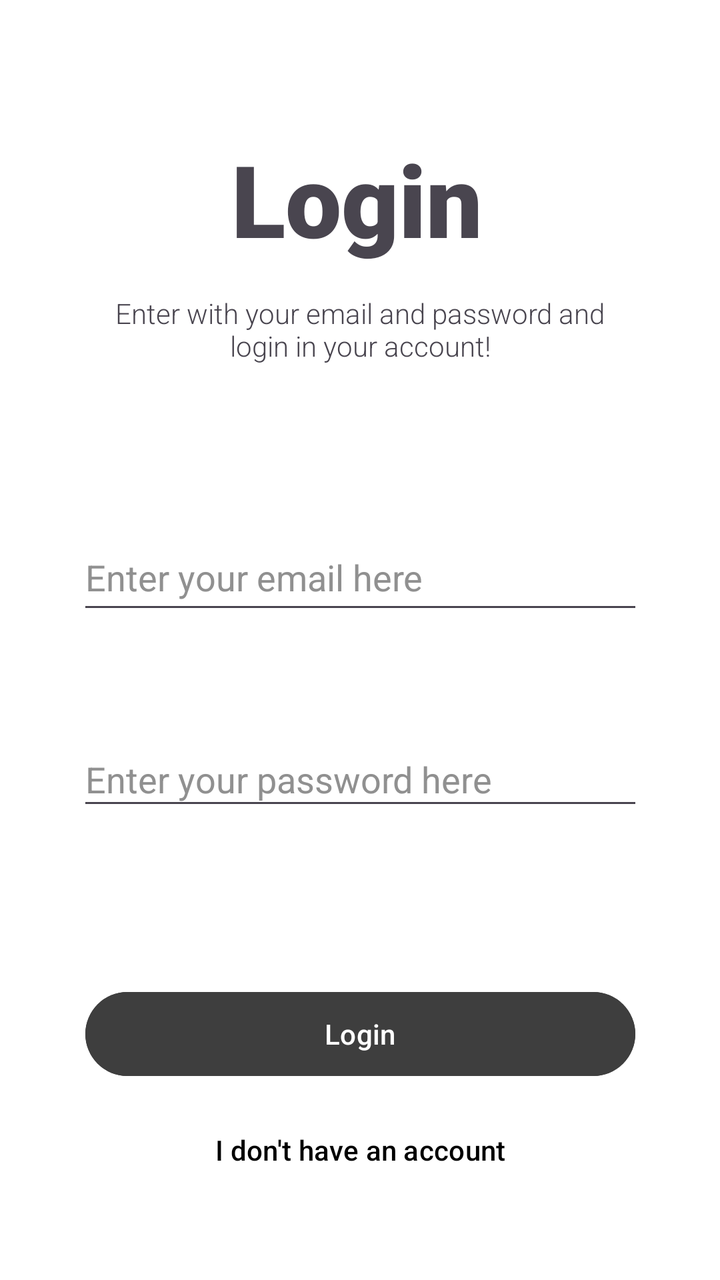
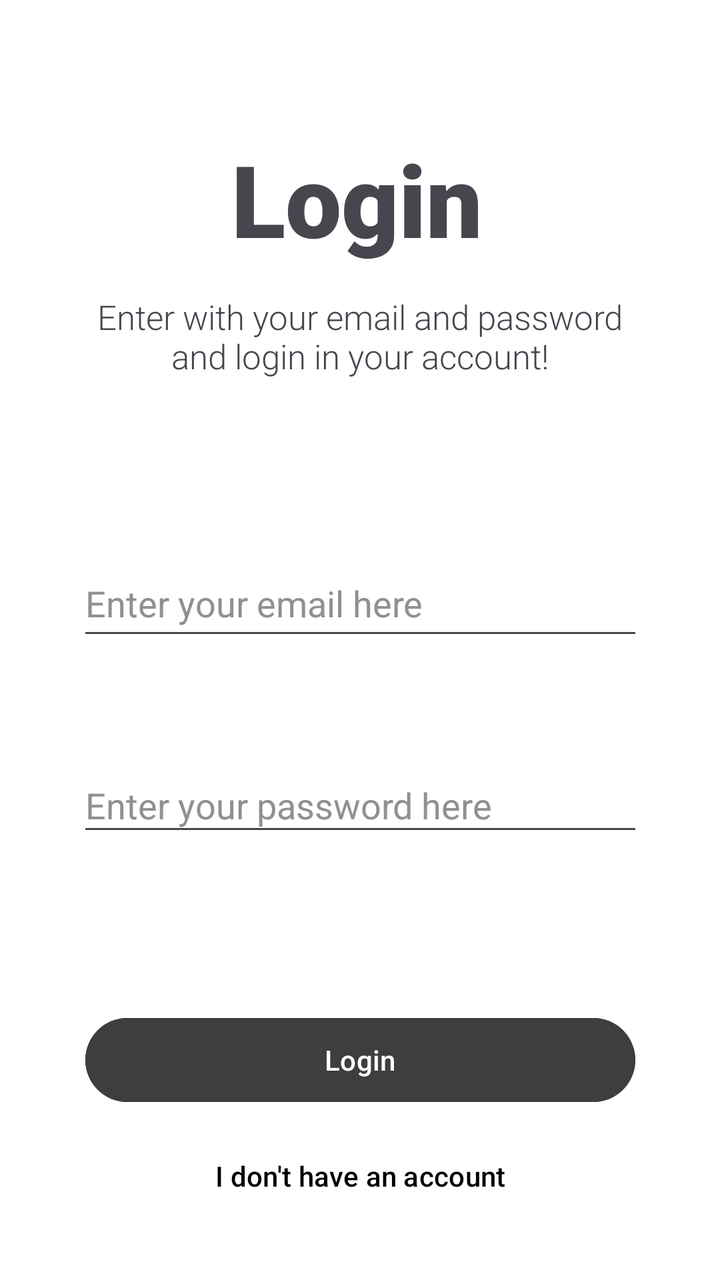

Compare the two renders of this Android layout. The source of the first and the diff that turns it into the second are given below.
<!-- AndroidManifest.xml: application theme Theme.Primeirateladelogin -->
<!-- res/layout/activity_main.xml -->
<?xml version="1.0" encoding="utf-8"?>
<androidx.constraintlayout.widget.ConstraintLayout xmlns:android="http://schemas.android.com/apk/res/android"
    xmlns:app="http://schemas.android.com/apk/res-auto"
    xmlns:tools="http://schemas.android.com/tools"
    android:id="@+id/main"
    android:layout_width="match_parent"
    android:layout_height="match_parent"
    android:background="#FFFFFF"
    tools:context=".MainActivity">

    <TextView
        android:id="@+id/textView"
        android:layout_width="129dp"
        android:layout_height="65dp"
        android:layout_marginStart="141dp"
        android:layout_marginTop="66dp"
        android:layout_marginEnd="141dp"
        android:fontFamily="sans-serif-black"
        android:text="Login"
        android:textSize="50sp"
        app:layout_constraintEnd_toEndOf="parent"
        app:layout_constraintStart_toStartOf="parent"
        app:layout_constraintTop_toTopOf="parent" />

    <TextView
        android:id="@+id/textView2"
        android:layout_width="275dp"
        android:layout_height="36dp"
        android:layout_marginStart="68dp"
        android:layout_marginTop="16dp"
        android:layout_marginEnd="68dp"
        android:fontFamily="sans-serif-light"
        android:text="Enter with your email and password and login in your account!"
        android:textAlignment="center"
        android:textColorHighlight="#000000"
        app:layout_constraintEnd_toEndOf="parent"
        app:layout_constraintStart_toStartOf="parent"
        app:layout_constraintTop_toBottomOf="@+id/textView" />

    <EditText
        android:id="@+id/editTextTextPassword"
        android:layout_width="283dp"
        android:layout_height="44dp"
        android:layout_marginStart="64dp"
        android:layout_marginTop="54dp"
        android:layout_marginEnd="64dp"
        android:ems="10"
        android:hint="Enter your password here"
        android:inputType="textPassword"
        android:textColorHint="#909090"
        app:layout_constraintEnd_toEndOf="parent"
        app:layout_constraintStart_toStartOf="parent"
        app:layout_constraintTop_toBottomOf="@+id/editTextTextEmailAddress" />

    <Button
        android:id="@+id/button"
        android:layout_width="275dp"
        android:layout_height="50dp"
        android:layout_marginStart="68dp"
        android:layout_marginTop="82dp"
        android:layout_marginEnd="68dp"
        android:backgroundTint="#3E3E3E"
        android:text="Login"
        app:layout_constraintEnd_toEndOf="parent"
        app:layout_constraintStart_toStartOf="parent"
        app:layout_constraintTop_toBottomOf="@+id/editTextTextPassword" />

    <Button
        android:id="@+id/button2"
        android:layout_width="275dp"
        android:layout_height="50dp"
        android:layout_marginStart="68dp"
        android:layout_marginTop="8dp"
        android:layout_marginEnd="68dp"
        android:backgroundTint="#FFFFFF"
        android:text="I don't have an account"
        android:textColor="#000000"
        app:layout_constraintEnd_toEndOf="parent"
        app:layout_constraintStart_toStartOf="parent"
        app:layout_constraintTop_toBottomOf="@+id/button" />

    <EditText
        android:id="@+id/editTextTextEmailAddress"
        android:layout_width="283dp"
        android:layout_height="50dp"
        android:layout_marginStart="64dp"
        android:layout_marginTop="79dp"
        android:layout_marginEnd="64dp"
        android:ems="10"
        android:hint="Enter your email here"
        android:inputType="textEmailAddress"
        android:textColorHint="#909090"
        app:layout_constraintEnd_toEndOf="parent"
        app:layout_constraintStart_toStartOf="parent"
        app:layout_constraintTop_toBottomOf="@+id/textView2" />

</androidx.constraintlayout.widget.ConstraintLayout>
<!-- resources referenced by this layout -->
<resources>
  <style name="Theme.Primeirateladelogin" parent="Base.Theme.Primeirateladelogin" />
  <style name="Base.Theme.Primeirateladelogin" parent="Theme.Material3.DayNight.NoActionBar">
          
          
      </style>
</resources>

<!-- the commit's change to res/layout/activity_main.xml (unified diff, before → after) -->
@@ -24,8 +24,8 @@
 
     <TextView
         android:id="@+id/textView2"
-        android:layout_width="275dp"
-        android:layout_height="36dp"
+        android:layout_width="271dp"
+        android:layout_height="49dp"
         android:layout_marginStart="68dp"
         android:layout_marginTop="16dp"
         android:layout_marginEnd="68dp"
@@ -33,6 +33,7 @@
         android:text="Enter with your email and password and login in your account!"
         android:textAlignment="center"
         android:textColorHighlight="#000000"
+        android:textSize="17sp"
         app:layout_constraintEnd_toEndOf="parent"
         app:layout_constraintStart_toStartOf="parent"
         app:layout_constraintTop_toBottomOf="@+id/textView" />
